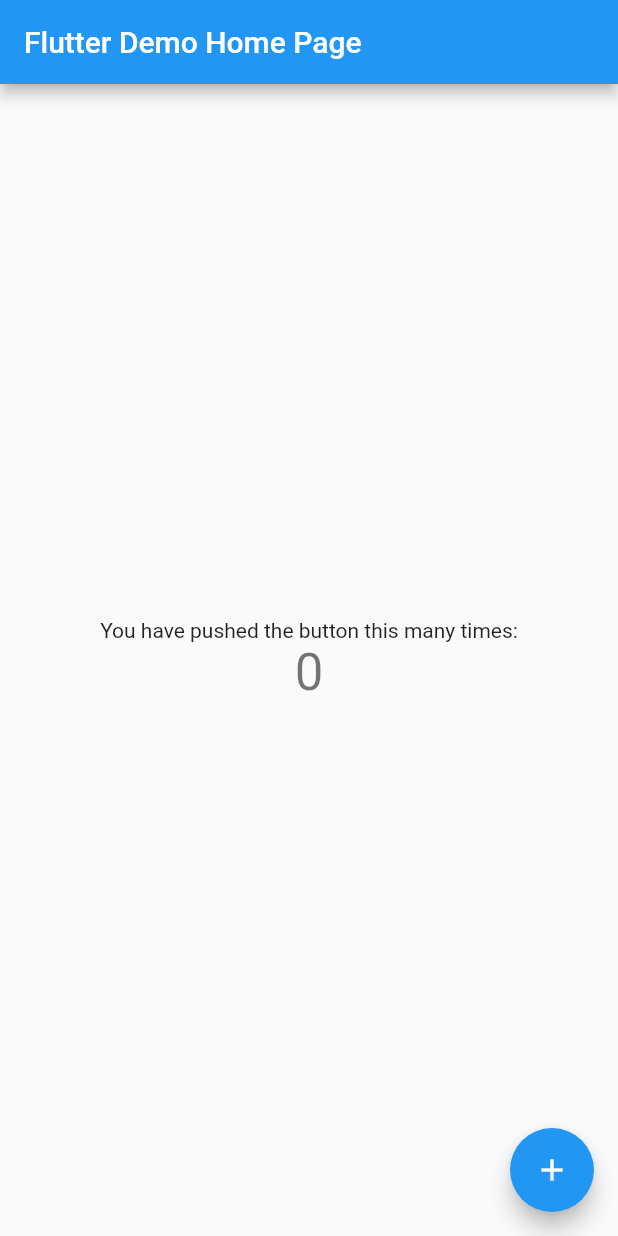
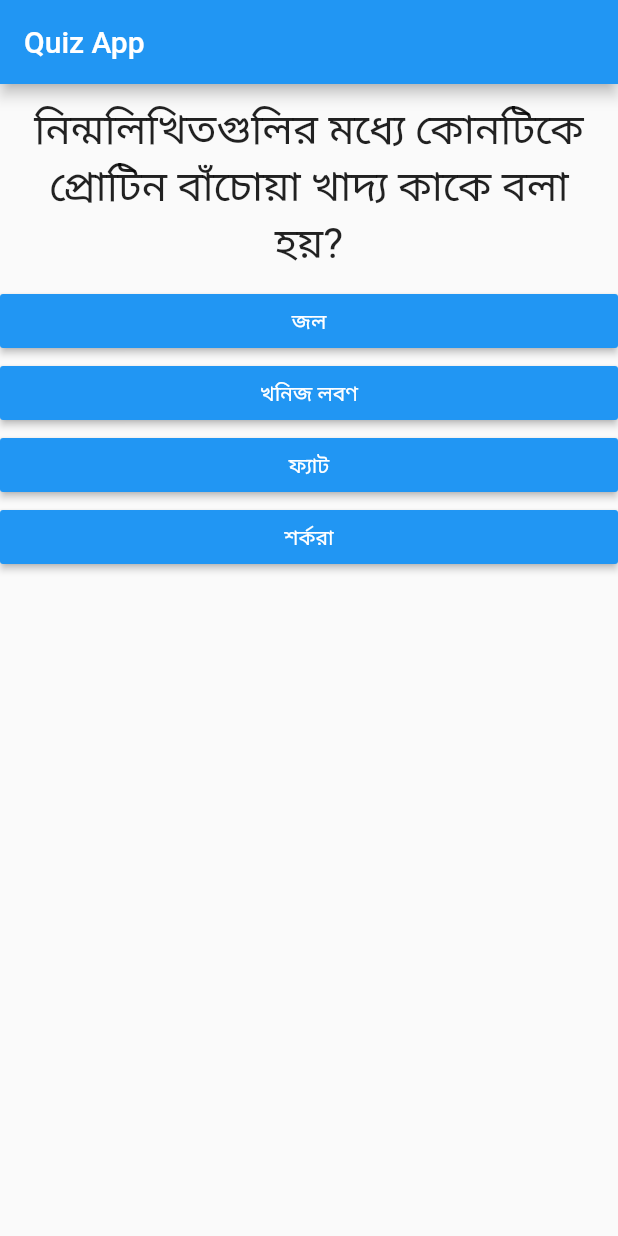
Before and after one commit to Koushik-Saha/First-Flutter-Project-Quiz-App-, a Flutter app: the screen it shows after launch, on a phone screen of 412 x 824 dp. Run offline on Flutter 3.47's test engine with Material 2 defaults, Android fonts, the phone set to English and light mode, and no system bars.

Commit message:
Quiz App Using Flutter

```diff
--- /dev/null
+++ b/lib/answer.dart
@@ -0,0 +1,21 @@
+import 'package:flutter/material.dart';
+
+class Answer extends StatelessWidget {
+  final Function selectHandler;
+  final String answerText;
+
+  Answer(this.selectHandler, this.answerText);
+
+  @override
+  Widget build(BuildContext context) {
+    return Container(
+      width: double.infinity,
+      child: RaisedButton(
+        color: Colors.blue,
+        textColor: Colors.white,
+        child: Text(answerText),
+        onPressed: selectHandler,
+      ),
+    );
+  }
+}
--- a/lib/main.dart
+++ b/lib/main.dart
@@ -1,111 +1,99 @@
 import 'package:flutter/material.dart';
+
+import './quiz.dart';
+import './result.dart';
+// void main() {
+//   runApp(MyApp());
+// }
 
 void main() => runApp(MyApp());
 
-class MyApp extends StatelessWidget {
-  // This widget is the root of your application.
+class MyApp extends StatefulWidget {
   @override
-  Widget build(BuildContext context) {
-    return MaterialApp(
-      title: 'Flutter Demo',
-      theme: ThemeData(
-        // This is the theme of your application.
-        //
-        // Try running your application with "flutter run". You'll see the
-        // application has a blue toolbar. Then, without quitting the app, try
-        // changing the primarySwatch below to Colors.green and then invoke
-        // "hot reload" (press "r" in the console where you ran "flutter run",
-        // or simply save your changes to "hot reload" in a Flutter IDE).
-        // Notice that the counter didn't reset back to zero; the application
-        // is not restarted.
-        primarySwatch: Colors.blue,
-      ),
-      home: MyHomePage(title: 'Flutter Demo Home Page'),
-    );
+  State<StatefulWidget> createState() {
+    // TODO: implement createState
+    return _MyAppState();
   }
 }
 
-class MyHomePage extends StatefulWidget {
-  MyHomePage({Key key, this.title}) : super(key: key);
+class _MyAppState extends State<MyApp> {
+  final _questions = const [
+    {
+      'questionText': 'নিন্মলিখিতগুলির মধ্যে কোনটিকে প্রোটিন বাঁচোয়া খাদ্য কাকে বলা হয়?',
+      'answers': [
+        {'text': 'জল', 'score': 10},
+        {'text': 'খনিজ লবণ', 'score': 5},
+        {'text': 'ফ্যাট', 'score': 3},
+        {'text': 'শর্করা', 'score': 1},
+      ],
+    },
+    {
+      'questionText': 'What\'s your favorite animal?',
+      'answers': [
+        {'text': 'Rabbit', 'score': 3},
+        {'text': 'Snake', 'score': 11},
+        {'text': 'Elephant', 'score': 5},
+        {'text': 'Lion', 'score': 9},
+      ],
+    },
+    {
+      'questionText': 'Who\'s your favorite instructor?',
+      'answers': [
+        {'text': 'Max', 'score': 1},
+        {'text': 'Max', 'score': 1},
+        {'text': 'Max', 'score': 1},
+        {'text': 'Max', 'score': 1},
+      ],
+    },
+  ];
+  var _questionIndex = 0;
+  var _totalScore = 0;
 
-  // This widget is the home page of your application. It is stateful, meaning
-  // that it has a State object (defined below) that contains fields that affect
-  // how it looks.
+  void _resetQuiz() {
+    setState(() {
+      _questionIndex = 0;
+      _totalScore = 0;
+    });
+  }
 
-  // This class is the configuration for the state. It holds the values (in this
-  // case the title) provided by the parent (in this case the App widget) and
-  // used by the build method of the State. Fields in a Widget subclass are
-  // always marked "final".
+  void _answerQuestion(int score) {
+    // var aBool = true;
+    // aBool = false;
 
-  final String title;
+    _totalScore += score;
 
-  @override
-  _MyHomePageState createState() => _MyHomePageState();
-}
-
-class _MyHomePageState extends State<MyHomePage> {
-  int _counter = 0;
-
-  void _incrementCounter() {
     setState(() {
-      // This call to setState tells the Flutter framework that something has
-      // changed in this State, which causes it to rerun the build method below
-      // so that the display can reflect the updated values. If we changed
-      // _counter without calling setState(), then the build method would not be
-      // called again, and so nothing would appear to happen.
-      _counter++;
+      _questionIndex = _questionIndex + 1;
     });
+    print(_questionIndex);
+    if (_questionIndex < _questions.length) {
+      print('We have more questions!');
+    } else {
+      print('No more questions!');
+    }
   }
 
   @override
   Widget build(BuildContext context) {
-    // This method is rerun every time setState is called, for instance as done
-    // by the _incrementCounter method above.
-    //
-    // The Flutter framework has been optimized to make rerunning build methods
-    // fast, so that you can just rebuild anything that needs updating rather
-    // than having to individually change instances of widgets.
-    return Scaffold(
-      appBar: AppBar(
-        // Here we take the value from the MyHomePage object that was created by
-        // the App.build method, and use it to set our appbar title.
-        title: Text(widget.title),
+    // var dummy = const ['Hello'];
+    // dummy.add('Max');
+    // print(dummy);
+    // dummy = [];
+    // questions = []; // does not work if questions is a const
+
+    return MaterialApp(
+      home: Scaffold(
+        appBar: AppBar(
+          title: Text('Quiz App'),
+        ),
+        body: _questionIndex < _questions.length
+            ? Quiz(
+                answerQuestion: _answerQuestion,
+                questionIndex: _questionIndex,
+                questions: _questions,
+              )
+            : Result(_totalScore, _resetQuiz),
       ),
-      body: Center(
-        // Center is a layout widget. It takes a single child and positions it
-        // in the middle of the parent.
-        child: Column(
-          // Column is also a layout widget. It takes a list of children and
-          // arranges them vertically. By default, it sizes itself to fit its
-          // children horizontally, and tries to be as tall as its parent.
-          //
-          // Invoke "debug painting" (press "p" in the console, choose the
-          // "Toggle Debug Paint" action from the Flutter Inspector in Android
-          // Studio, or the "Toggle Debug Paint" command in Visual Studio Code)
-          // to see the wireframe for each widget.
-          //
-          // Column has various properties to control how it sizes itself and
-          // how it positions its children. Here we use mainAxisAlignment to
-          // center the children vertically; the main axis here is the vertical
-          // axis because Columns are vertical (the cross axis would be
-          // horizontal).
-          mainAxisAlignment: MainAxisAlignment.center,
-          children: <Widget>[
-            Text(
-              'You have pushed the button this many times:',
-            ),
-            Text(
-              '$_counter',
-              style: Theme.of(context).textTheme.display1,
-            ),
-          ],
-        ),
-      ),
-      floatingActionButton: FloatingActionButton(
-        onPressed: _incrementCounter,
-        tooltip: 'Increment',
-        child: Icon(Icons.add),
-      ), // This trailing comma makes auto-formatting nicer for build methods.
     );
   }
 }
--- /dev/null
+++ b/lib/question.dart
@@ -0,0 +1,20 @@
+import 'package:flutter/material.dart';
+
+class Question extends StatelessWidget {
+  final String questionText;
+
+  Question(this.questionText);
+
+  @override
+  Widget build(BuildContext context) {
+    return Container(
+      width: double.infinity,
+      margin: EdgeInsets.all(10),
+      child: Text(
+        questionText,
+        style: TextStyle(fontSize: 28),
+        textAlign: TextAlign.center,
+      ),
+    );
+  }
+}
--- /dev/null
+++ b/lib/quiz.dart
@@ -0,0 +1,30 @@
+import 'package:flutter/material.dart';
+
+import './question.dart';
+import './answer.dart';
+
+class Quiz extends StatelessWidget {
+  final List<Map<String, Object>> questions;
+  final int questionIndex;
+  final Function answerQuestion;
+
+  Quiz({
+    @required this.questions,
+    @required this.answerQuestion,
+    @required this.questionIndex,
+  });
+
+  @override
+  Widget build(BuildContext context) {
+    return Column(
+      children: [
+        Question(
+          questions[questionIndex]['questionText'],
+        ),
+        ...(questions[questionIndex]['answers'] as List<Map<String, Object>>).map((answer) {
+          return Answer(() => answerQuestion(answer['score']), answer['text']);
+        }).toList()
+      ],
+    );
+  }
+}
```
Also changed, not shown: lib/result.dart (added, +44 -0 lines).
